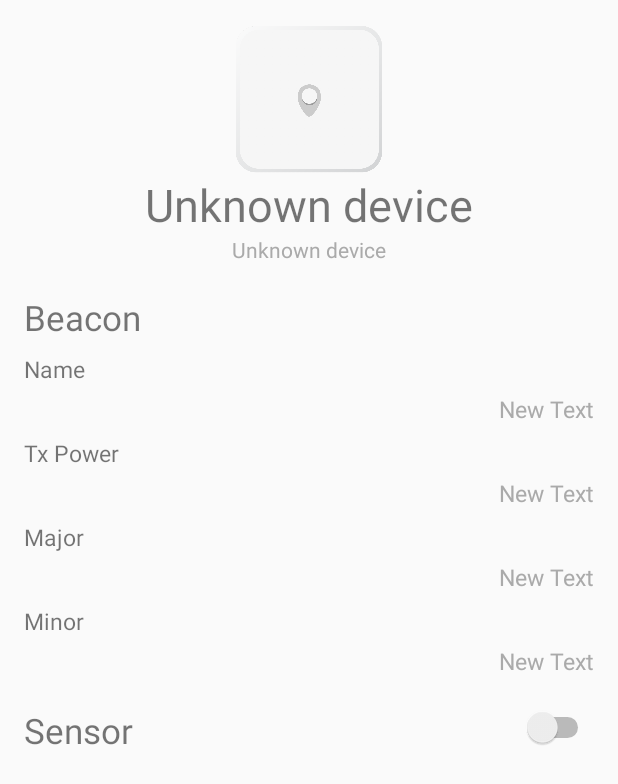
After one commit to seongjo03/nemus-hi-intern, an Android app: the layout beaconcontroller.xml on its own in the app's theme, with its tools: preview values and no code run, on a phone screen of 412 x 824 dp. The commit adds this screen. Shown: the top 784 px of the screen. Run offline under Robolectric (Android 15) with nearby library versions, the phone set to English and light mode, and no system bars.

Commit message:
create setting page

```diff
--- a/BluetoothReceiver/app/src/main/AndroidManifest.xml
+++ b/BluetoothReceiver/app/src/main/AndroidManifest.xml
@@ -27,7 +27,11 @@
         <activity android:name=".BeaconList"
                   android:configChanges="orientation"
                   android:screenOrientation="portrait">
-            </activity>
+        </activity>
+        <activity android:name=".BeaconController"
+                  android:configChanges="orientation"
+                  android:screenOrientation="portrait">
+        </activity>
     </application>
 
 </manifest>
--- /dev/null
+++ b/BluetoothReceiver/app/src/main/res/layout/beaconcontroller.xml
@@ -0,0 +1,202 @@
+<?xml version="1.0" encoding="utf-8"?>
+<RelativeLayout xmlns:android="http://schemas.android.com/apk/res/android"
+                xmlns:tools="http://schemas.android.com/tools"
+                android:layout_width="match_parent"
+                android:layout_height="match_parent"
+                android:paddingBottom="@dimen/activity_vertical_margin"
+                android:paddingLeft="@dimen/activity_horizontal_margin"
+                android:paddingRight="@dimen/activity_horizontal_margin"
+                android:paddingTop="@dimen/activity_vertical_margin"
+                tools:context="com.example.nemus.bluetoothreceiver.MainActivity">
+
+	<LinearLayout
+		android:orientation="vertical"
+		android:layout_width="wrap_content"
+		android:layout_height="wrap_content"
+		android:gravity="center_horizontal"
+		android:layout_alignParentTop="true"
+		android:layout_centerHorizontal="true"
+		android:id="@+id/linearLayout6">
+
+		<!--android:src="@mipmap/inow"-->
+		<ImageButton
+			android:id="@+id/find"
+			android:layout_width="100dp"
+			android:layout_height="100dp"
+			android:background="#00ffffff"
+
+			android:src="@drawable/inow"
+			android:clickable="false"
+			android:scaleType="fitXY"
+			android:baselineAlignBottom="false"
+			android:layout_centerVertical="true"
+			android:layout_centerHorizontal="true"
+			android:layout_gravity="center"/>
+
+		<TextView
+			android:text="@string/unknown_device"
+			android:layout_width="wrap_content"
+			android:layout_height="wrap_content"
+			android:textSize="30dp"
+			android:layout_below="@+id/find"
+			android:layout_centerHorizontal="true"
+			android:layout_row="1"
+			android:layout_column="0"
+			android:id="@+id/device_name"/>
+
+		<TextView
+			android:layout_width="wrap_content"
+			android:layout_height="wrap_content"
+			android:text="@string/unknown_device"
+			android:id="@+id/device_bssid"
+			android:layout_gravity="center_horizontal"
+			android:textColor="#aaaaaa"/>
+	</LinearLayout>
+
+	<RelativeLayout
+		android:layout_width="match_parent"
+		android:layout_height="match_parent"
+		android:layout_below="@+id/linearLayout6"
+		android:layout_alignParentEnd="true">
+
+		<TextView
+			android:layout_width="wrap_content"
+			android:layout_height="wrap_content"
+			android:text="Beacon"
+			android:id="@+id/textView13"
+			android:textSize="23dp"
+			android:layout_alignParentTop="true"
+			android:layout_alignParentStart="true"
+			android:layout_marginTop="20dp"/>
+
+		<RelativeLayout
+			android:layout_width="match_parent"
+			android:layout_height="wrap_content"
+			android:id="@+id/relativeLayout"
+			android:layout_below="@+id/textView13"
+			android:layout_marginTop="8dp"
+			android:layout_alignParentStart="true">
+
+			<TextView
+				android:layout_width="wrap_content"
+				android:layout_height="wrap_content"
+				android:text="Name"
+				android:id="@+id/textView14"
+				android:textSize="15dp"/>
+
+			<TextView
+				android:layout_width="wrap_content"
+				android:layout_height="wrap_content"
+				android:text="New Text"
+				android:id="@+id/editName"
+				android:textSize="15dp"
+				android:textColor="#aaaaaa"
+				android:layout_marginTop="5dp"
+				android:layout_below="@+id/textView14"
+				android:layout_alignParentEnd="true"/>
+
+		</RelativeLayout>
+
+		<RelativeLayout
+			android:layout_width="match_parent"
+			android:layout_height="wrap_content"
+			android:id="@+id/relativeLayout2"
+			android:layout_below="@+id/relativeLayout"
+			android:layout_centerHorizontal="true"
+			android:layout_marginTop="8dp">
+
+			<TextView
+				android:layout_width="wrap_content"
+				android:layout_height="wrap_content"
+				android:text="Tx Power"
+				android:id="@+id/textView16"
+				android:textSize="15dp"/>
+
+			<TextView
+				android:layout_width="wrap_content"
+				android:layout_height="wrap_content"
+				android:text="New Text"
+				android:id="@+id/editTxPower"
+				android:textSize="15dp"
+				android:textColor="#aaaaaa"
+				android:layout_marginTop="5dp"
+				android:layout_below="@+id/textView16"
+				android:layout_alignParentEnd="true"/>
+		</RelativeLayout>
+
+		<RelativeLayout
+			android:layout_width="match_parent"
+			android:layout_height="wrap_content"
+			android:id="@+id/relativeLayout3"
+			android:layout_below="@+id/relativeLayout2"
+			android:layout_marginTop="8dp"
+			android:layout_centerHorizontal="true">
+
+			<TextView
+				android:layout_width="wrap_content"
+				android:layout_height="wrap_content"
+				android:text="Major"
+				android:id="@+id/textView18"
+				android:textSize="15dp"/>
+
+			<TextView
+				android:layout_width="wrap_content"
+				android:layout_height="wrap_content"
+				android:text="New Text"
+				android:id="@+id/editMajor"
+				android:textSize="15dp"
+				android:textColor="#aaaaaa"
+				android:layout_marginTop="5dp"
+				android:layout_below="@+id/textView18"
+				android:layout_alignParentEnd="true"/>
+		</RelativeLayout>
+
+		<RelativeLayout
+			android:layout_width="match_parent"
+			android:layout_height="wrap_content"
+			android:id="@+id/relativeLayout4"
+			android:layout_below="@+id/relativeLayout3"
+			android:layout_marginTop="8dp"
+			android:layout_centerHorizontal="true">
+
+			<TextView
+				android:layout_width="wrap_content"
+				android:layout_height="wrap_content"
+				android:text="Minor"
+				android:id="@+id/textView20"
+				android:textSize="15dp"/>
+
+			<TextView
+				android:layout_width="wrap_content"
+				android:layout_height="wrap_content"
+				android:text="New Text"
+				android:id="@+id/editMinor"
+				android:textSize="15dp"
+				android:textColor="#aaaaaa"
+				android:layout_marginTop="5dp"
+				android:layout_below="@+id/textView20"
+				android:layout_alignParentEnd="true"/>
+		</RelativeLayout>
+
+		<TextView
+			android:layout_width="wrap_content"
+			android:layout_height="wrap_content"
+			android:text="Sensor"
+			android:id="@+id/textView15"
+			android:textSize="23dp"
+			android:layout_marginTop="20dp"
+			android:layout_below="@+id/relativeLayout4"
+			android:layout_alignParentStart="true"/>
+
+		<Switch
+			android:layout_width="wrap_content"
+			android:layout_height="wrap_content"
+			android:id="@+id/switch1"
+			android:layout_alignTop="@+id/textView15"
+			android:layout_alignParentEnd="true"
+			android:checked="false"/>
+
+
+	</RelativeLayout>
+
+</RelativeLayout>
--- a/BluetoothReceiver/app/src/main/res/layout/beaconlist.xml
+++ b/BluetoothReceiver/app/src/main/res/layout/beaconlist.xml
@@ -9,6 +9,7 @@
 		android:layout_width="wrap_content"
 		android:layout_height="wrap_content"
 		android:layout_alignParentTop="true"
-		android:layout_centerHorizontal="true" />
+		android:layout_centerHorizontal="true"
+		android:clickable="true"/>
 
 </RelativeLayout>
--- a/BluetoothReceiver/app/src/main/res/layout/listitem_device.xml
+++ b/BluetoothReceiver/app/src/main/res/layout/listitem_device.xml
@@ -4,7 +4,8 @@
               android:orientation="horizontal"
               android:layout_width="match_parent"
               android:layout_height="wrap_content"
-              android:gravity="center">
+              android:gravity="center"
+              android:clickable="true">
 
 	<RelativeLayout
 		android:layout_width="wrap_content"
```
Also changed, not shown: BluetoothReceiver/app/src/main/java/com/example/nemus/bluetoothreceiver/BeaconController.java (+44 -1 lines), BluetoothReceiver/app/src/main/java/com/example/nemus/bluetoothreceiver/BeaconList.java (+54 -24 lines).
